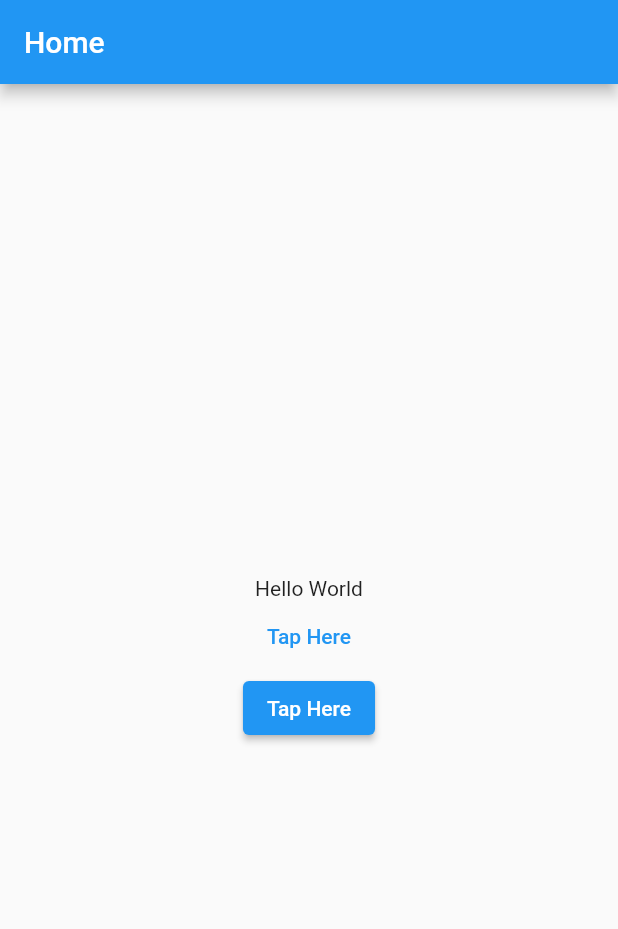
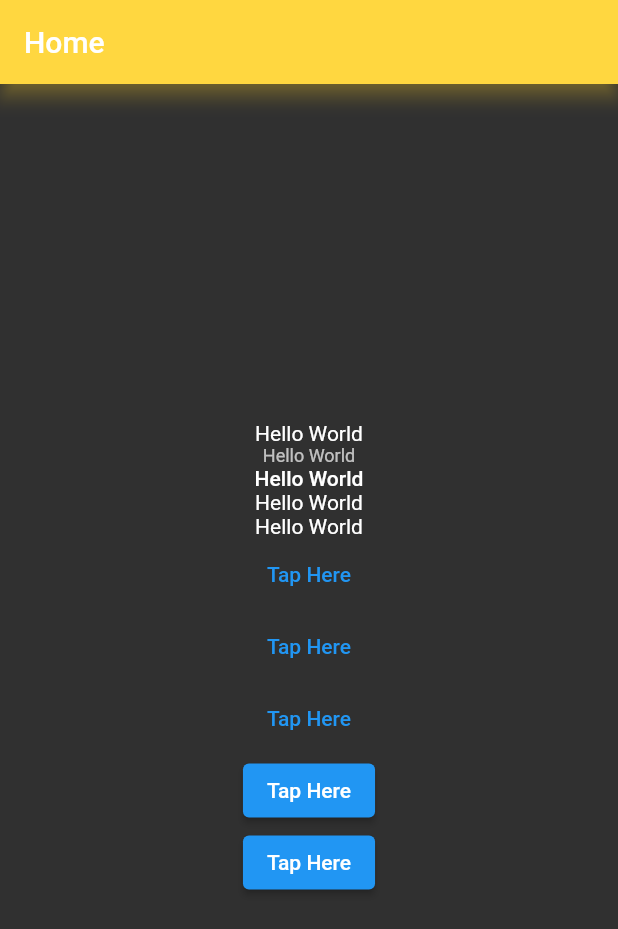
Before and after one commit to Al-Hadi10/module_7_class_1-202, a Flutter app: the screen it shows after launch, on a phone screen of 412 x 824 dp. Shown: the top 929 px of the screen. Run offline on Flutter 3.47's test engine with Material 2 defaults, Android fonts, the phone set to English and light mode, and no system bars.

Commit message:
Module 7 class 1 - 2

```diff
--- a/lib/main.dart
+++ b/lib/main.dart
@@ -10,6 +10,62 @@
   Widget build(BuildContext context) {
     return MaterialApp(
       home: HomeScreen(),
+      theme: ThemeData(
+        primaryColor: Colors.green,
+        elevatedButtonTheme: ElevatedButtonThemeData(
+          style: ElevatedButton.styleFrom(
+            //foregroundColor: Colors.pink,
+            //backgroundColor: Colors.green,
+            padding: EdgeInsets.symmetric(horizontal: 16, vertical: 16),
+            shape: RoundedRectangleBorder(
+              borderRadius: BorderRadius.circular(8)
+            ),
+            elevation: 5,
+            textStyle: TextStyle(
+              fontSize: 16,
+              fontWeight: FontWeight.bold,
+              letterSpacing: 0.6,
+              wordSpacing: 0.5
+            )
+          ),
+        ),
+        textButtonTheme: TextButtonThemeData(
+          style: TextButton.styleFrom(
+            textStyle: TextStyle(
+              fontSize: 20,
+              fontWeight: FontWeight.w600,
+            ),
+            backgroundColor: Colors.deepOrange,
+             // foregroundColor: Colors.deepOrange
+          )
+        ),
+        appBarTheme: AppBarTheme(
+          backgroundColor: Colors.pink,
+          elevation: 5,
+          shadowColor: Colors.green,
+        ),
+        textTheme: TextTheme(
+          bodyMedium: TextStyle(
+            fontSize: 18
+          ),
+          bodySmall: TextStyle(
+            fontSize: 12
+          ),
+          bodyLarge: TextStyle(
+            fontSize:22
+          ),
+        )
+      ),
+
+      darkTheme: ThemeData(
+        brightness: Brightness.dark,
+        appBarTheme: AppBarTheme(
+          backgroundColor: Colors.amberAccent,
+          elevation: 5,
+          shadowColor: Colors.amberAccent
+        )
+      ),
+      themeMode: ThemeMode.dark,
     );
   }
 }
@@ -27,8 +83,21 @@
           mainAxisAlignment: MainAxisAlignment.center,
           children: [
             Text('Hello World'),
+            Text('Hello World',style: Theme.of(context).textTheme.bodySmall,),
+            Text('Hello World',style: Theme.of(context).textTheme.bodyLarge,),
+            Text('Hello World',style: Theme.of(context).textTheme.bodyMedium,),
+            Text('Hello World'),
             TextButton(onPressed: (){}, child: Text('Tap Here'),),
-            ElevatedButton(onPressed: (){}, child: Text('Tap Here'),),
+            TextButton(onPressed: (){}, child: Text('Tap Here'),),
+            TextButton(onPressed: (){}, child: Text('Tap Here'),),
+            ElevatedButton(onPressed: (){},
+              child: Text('Tap Here'),),
+            ElevatedButton(
+                style: ElevatedButton.styleFrom(
+                   // backgroundColor: Colors.red
+                ),
+            onPressed: (){},
+              child: Text('Tap Here'),),
           ],
         ),
       ),
```
